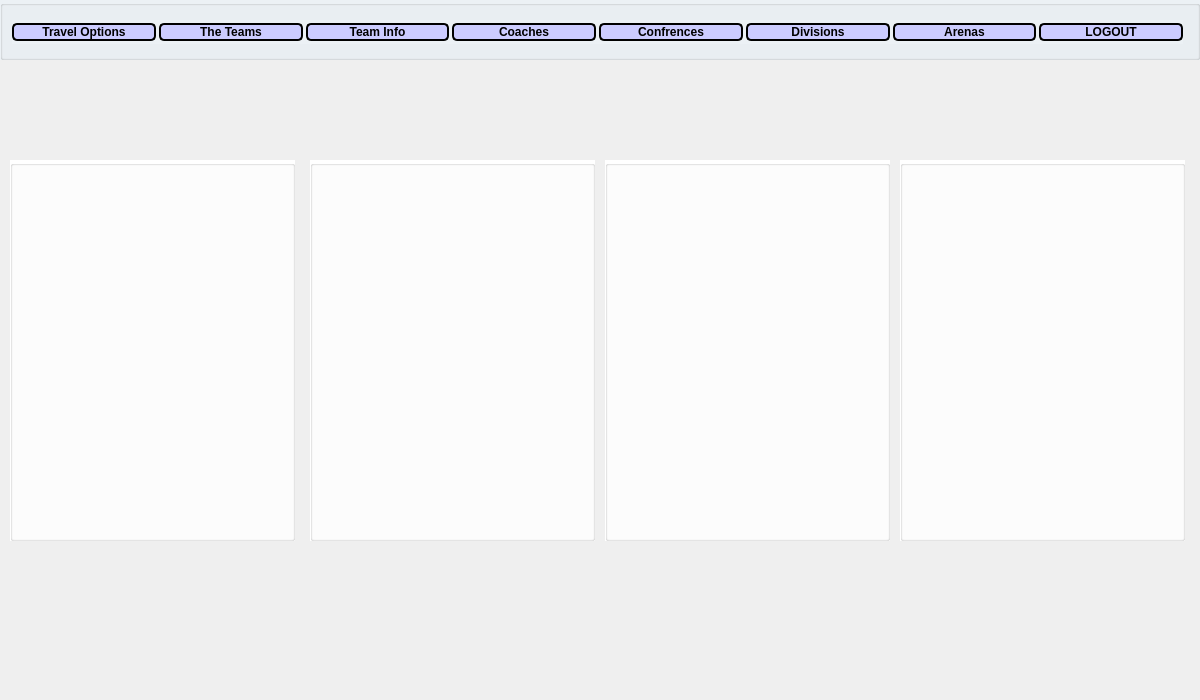
Before: the Qt Designer form CS1D-Basketball-master/Basketball/user.ui in moetaei/CS1D-Basketball, drawn with Qt 5.
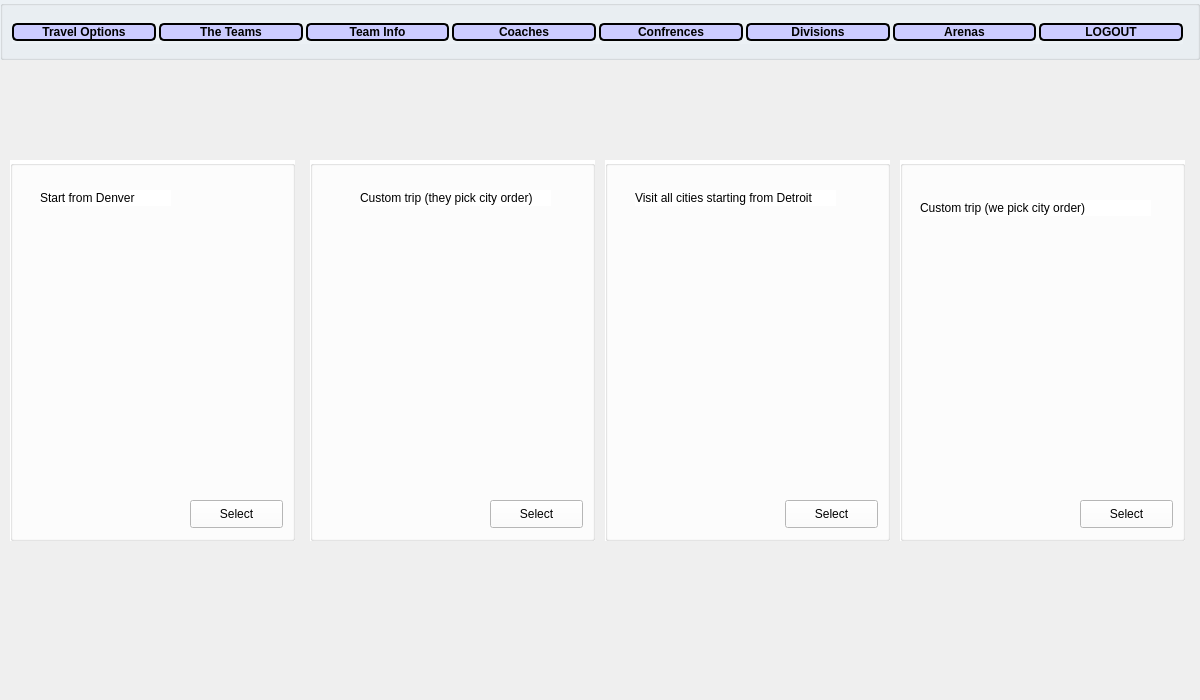
After: the same form once the commit is applied.

Commit message:
city framework
check confirmDenver for examples

```diff
--- a/CS1D-Basketball-master/Basketball/user.ui
+++ b/CS1D-Basketball-master/Basketball/user.ui
@@ -42,6 +42,32 @@
      <property name="title">
       <string/>
      </property>
+     <widget class="QLabel" name="label">
+      <property name="geometry">
+       <rect>
+        <x>30</x>
+        <y>30</y>
+        <width>131</width>
+        <height>16</height>
+       </rect>
+      </property>
+      <property name="text">
+       <string>Start from Denver</string>
+      </property>
+     </widget>
+     <widget class="QPushButton" name="pushButton">
+      <property name="geometry">
+       <rect>
+        <x>180</x>
+        <y>340</y>
+        <width>93</width>
+        <height>28</height>
+       </rect>
+      </property>
+      <property name="text">
+       <string>Select</string>
+      </property>
+     </widget>
     </widget>
     <widget class="QGroupBox" name="package2">
      <property name="geometry">
@@ -59,6 +85,32 @@
      <property name="title">
       <string/>
      </property>
+     <widget class="QLabel" name="label_2">
+      <property name="geometry">
+       <rect>
+        <x>50</x>
+        <y>30</y>
+        <width>191</width>
+        <height>16</height>
+       </rect>
+      </property>
+      <property name="text">
+       <string>Custom trip (they pick city order)</string>
+      </property>
+     </widget>
+     <widget class="QPushButton" name="pushButton_2">
+      <property name="geometry">
+       <rect>
+        <x>180</x>
+        <y>340</y>
+        <width>93</width>
+        <height>28</height>
+       </rect>
+      </property>
+      <property name="text">
+       <string>Select</string>
+      </property>
+     </widget>
     </widget>
     <widget class="QGroupBox" name="package3">
      <property name="geometry">
@@ -76,6 +128,32 @@
      <property name="title">
       <string/>
      </property>
+     <widget class="QLabel" name="label_3">
+      <property name="geometry">
+       <rect>
+        <x>30</x>
+        <y>30</y>
+        <width>201</width>
+        <height>16</height>
+       </rect>
+      </property>
+      <property name="text">
+       <string>Visit all cities starting from Detroit</string>
+      </property>
+     </widget>
+     <widget class="QPushButton" name="pushButton_3">
+      <property name="geometry">
+       <rect>
+        <x>180</x>
+        <y>340</y>
+        <width>93</width>
+        <height>28</height>
+       </rect>
+      </property>
+      <property name="text">
+       <string>Select</string>
+      </property>
+     </widget>
     </widget>
     <widget class="QGroupBox" name="package4">
      <property name="geometry">
@@ -93,6 +171,32 @@
      <property name="title">
       <string/>
      </property>
+     <widget class="QLabel" name="label_4">
+      <property name="geometry">
+       <rect>
+        <x>20</x>
+        <y>40</y>
+        <width>231</width>
+        <height>16</height>
+       </rect>
+      </property>
+      <property name="text">
+       <string>Custom trip (we pick city order)</string>
+      </property>
+     </widget>
+     <widget class="QPushButton" name="pushButton_4">
+      <property name="geometry">
+       <rect>
+        <x>180</x>
+        <y>340</y>
+        <width>93</width>
+        <height>28</height>
+       </rect>
+      </property>
+      <property name="text">
+       <string>Select</string>
+      </property>
+     </widget>
     </widget>
     <widget class="QLabel" name="BackgroundImageVolcano">
      <property name="geometry">
```
The commit also changes 16 other files.
